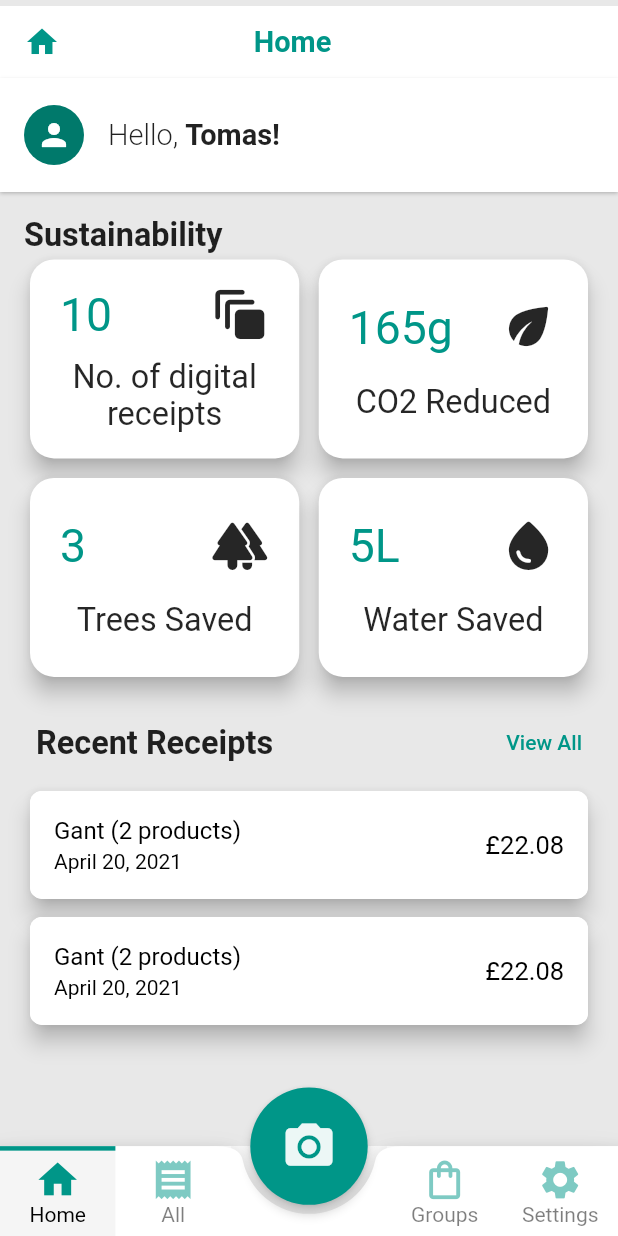
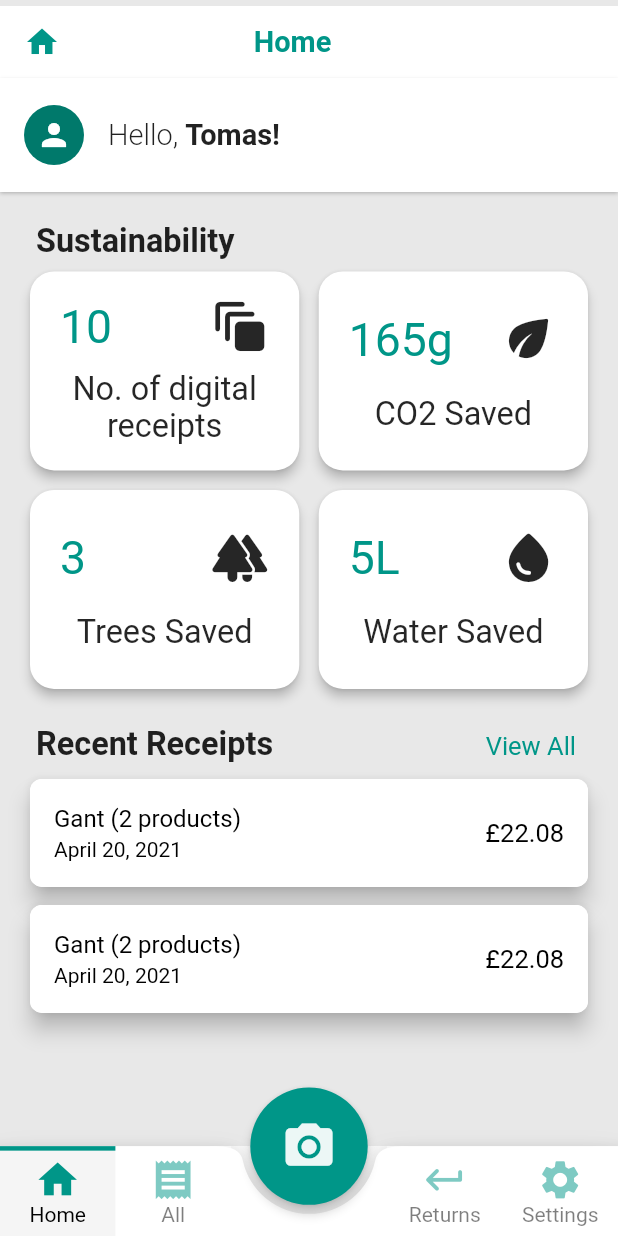
Before and after one commit to TomasKopunec/smart_receipts, a Flutter app: the screen it shows after launch, on a phone screen of 412 x 824 dp. Run offline on Flutter 3.47's test engine with Material 2 defaults, Android fonts, the phone set to English and light mode, and no system bars; our stand-ins replace flutter_slidable, persistent_bottom_nav_bar, shared_preferences.

Commit message:
UI improvements

```diff
--- a/lib/providers/screen_provider.dart.dart
+++ b/lib/providers/screen_provider.dart.dart
@@ -3,7 +3,7 @@ import 'package:flutter/material.dart';
 import '../screens/tab_control/abstract_tab_screen.dart';
 import '../screens/tabs/add_receipt_screen.dart';
 import '../screens/tabs/all_receipts/all_receipts_screen.dart';
-import '../screens/tabs/groups_screen.dart';
+import '../screens/tabs/returns_screen.dart';
 import '../screens/tabs/home/home_screen.dart';
 import '../screens/tabs/settings_screen.dart';
 
@@ -11,7 +11,7 @@ class ScreenProvider with ChangeNotifier {
   final List<AbstractTabScreen> _screens = [
     HomeScreen(),
     AllReceiptsScreen(),
-    GroupsScreen(),
+    ReturnsScreen(),
     SettingsScreen(),
     AddReceiptScreen()
   ];
--- a/lib/screens/tab_control/tabs_scaffold.dart
+++ b/lib/screens/tab_control/tabs_scaffold.dart
@@ -7,7 +7,7 @@ import 'package:smart_receipts/providers/receipts_provider.dart';
 import 'package:smart_receipts/providers/screen_provider.dart.dart';
 import 'package:smart_receipts/screens/tabs/add_receipt_screen.dart';
 import 'package:smart_receipts/screens/tabs/all_receipts/all_receipts_screen.dart';
-import 'package:smart_receipts/screens/tabs/groups_screen.dart';
+import 'package:smart_receipts/screens/tabs/returns_screen.dart';
 import 'package:smart_receipts/screens/tabs/home/home_screen.dart';
 import 'package:smart_receipts/screens/tabs/settings_screen.dart';
 
--- a/lib/screens/tabs/all_receipts/control_header.dart
+++ b/lib/screens/tabs/all_receipts/control_header.dart
@@ -28,7 +28,7 @@ class ControlHeader extends StatelessWidget {
           FavouriteToggle(
             width: SizeHelper.getScreenWidth(context),
             animDuration: const Duration(milliseconds: 750),
-            values: const ['ALL', 'STARRED'],
+            values: const ['ALL', 'FAVOURITE'],
             buttonColor: color,
             backgroundColor: Colors.black.withOpacity(0.1),
             textColor: Colors.white,
--- a/lib/screens/tabs/home/grid_card.dart
+++ b/lib/screens/tabs/home/grid_card.dart
@@ -16,7 +16,7 @@ class GridCard extends StatelessWidget {
   @override
   Widget build(BuildContext context) {
     return Card(
-      elevation: 6,
+      elevation: 3,
       shape: RoundedRectangleBorder(
         borderRadius: BorderRadius.circular(16),
       ),
--- a/lib/screens/tabs/home/recent_receipts.dart
+++ b/lib/screens/tabs/home/recent_receipts.dart
@@ -16,12 +16,22 @@ class RecentReceipts extends StatelessWidget {
   Widget build(BuildContext context) {
     return Section(
         title: 'Recent Receipts',
-        titleAction: TextButton(
-            onPressed: () {
-              Provider.of<ScreenProvider>(context, listen: false)
-                  .setSelectedIndex(1);
-            },
-            child: Text('View All')),
+        titleAction: Ink(
+          child: InkWell(
+            onTap: () => Provider.of<ScreenProvider>(context, listen: false)
+                .setSelectedIndex(1),
+            child: Padding(
+              padding: const EdgeInsets.all(4),
+              child: Text(
+                'View All',
+                style: TextStyle(
+                    color: Theme.of(context).primaryColor,
+                    fontSize: SizeHelper.getFontSize(context,
+                        size: FontSize.regularLarge)),
+              ),
+            ),
+          ),
+        ),
         body: Consumer<ReceiptsProvider>(
           builder: (_, provider, __) {
             return Column(
--- a/lib/screens/tabs/home/sustainability_widget.dart
+++ b/lib/screens/tabs/home/sustainability_widget.dart
@@ -44,7 +44,7 @@ class _SustainabilityWidgetState extends State<SustainabilityWidget> {
     return const GridCard(
       icon: Icons.eco_rounded,
       number: 165,
-      title: 'CO2 Reduced',
+      title: 'CO2 Saved',
       unit: 'g',
     );
   }
--- a/lib/screens/tabs/groups_screen.dart
+++ b/lib/screens/tabs/returns_screen.dart
@@ -2,27 +2,27 @@ import 'package:flutter/material.dart';
 
 import '../tab_control/abstract_tab_screen.dart';
 
-class GroupsScreen extends AbstractTabScreen {
+class ReturnsScreen extends AbstractTabScreen {
   @override
   String getTitle() {
-    return 'Groups';
+    return 'Returns';
   }
 
   @override
   IconData getIcon() {
-    return Icons.shopping_bag_outlined;
+    return Icons.keyboard_return_rounded;
   }
 
   @override
-  State<StatefulWidget> createState() => _GroupsScreenState();
+  State<StatefulWidget> createState() => _ReturnsScreenState();
 
   @override
   String getIconTitle() {
-    return 'Groups';
+    return 'Returns';
   }
 }
 
-class _GroupsScreenState extends State<GroupsScreen> {
+class _ReturnsScreenState extends State<ReturnsScreen> {
   @override
   Widget build(BuildContext context) {
     return widget.getScreen();
--- a/lib/utils/shared_preferences_helper.dart
+++ b/lib/utils/shared_preferences_helper.dart
@@ -20,11 +20,10 @@ class SharedPreferencesHelper {
         value: favorites.map((e) => e.toString()).toList());
   }
 
-  static Future<List<int>?> getFavorites() async {
+  static Future<List<int>> getFavorites() async {
     final prefs = await _instance;
-    return prefs
-        .getStringList(FAVORITES_LIST)!
-        .map((e) => int.parse(e))
-        .toList();
+
+    final List<String>? favs = prefs.getStringList(FAVORITES_LIST);
+    return favs == null ? [] : favs.map((e) => int.parse(e)).toList();
   }
 }
--- a/lib/widgets/section.dart
+++ b/lib/widgets/section.dart
@@ -11,13 +11,10 @@ class Section extends StatelessWidget {
   Widget build(BuildContext context) {
     return Padding(
       padding: const EdgeInsets.symmetric(horizontal: 16, vertical: 8),
-      child: Container(
-        // DEBUG color: Colors.red.withOpacity(0.1),
       child: Column(
         mainAxisAlignment: MainAxisAlignment.start,
         crossAxisAlignment: CrossAxisAlignment.start,
         children: [getTitle(context), body ?? const Text('Section content')],
-        ),
       ),
     );
   }
@@ -26,16 +23,18 @@ class Section extends StatelessWidget {
     Widget? titleWidget;
 
     if (titleAction == null) {
-      return Text(
+      titleWidget = Text(
         title,
         style: TextStyle(
             fontSize: SizeHelper.getFontSize(context, size: FontSize.larger),
             fontWeight: FontWeight.w600),
       );
     } else {
-      titleWidget = Row(
+      titleWidget = Container(
+        // color: Colors.blue.withOpacity(0.5),
+        child: Row(
           mainAxisAlignment: MainAxisAlignment.spaceBetween,
-        crossAxisAlignment: CrossAxisAlignment.center,
+          crossAxisAlignment: CrossAxisAlignment.start,
           children: [
             Text(
               title,
@@ -46,11 +45,12 @@ class Section extends StatelessWidget {
             ),
             titleAction!
           ],
+        ),
       );
     }
 
     return Container(
-      padding: const EdgeInsets.only(bottom: 4, left: 8),
+      padding: const EdgeInsets.symmetric(vertical: 4, horizontal: 8),
       child: titleWidget,
     );
   }
```
Lines whose indentation alone changed are shown as unchanged.
